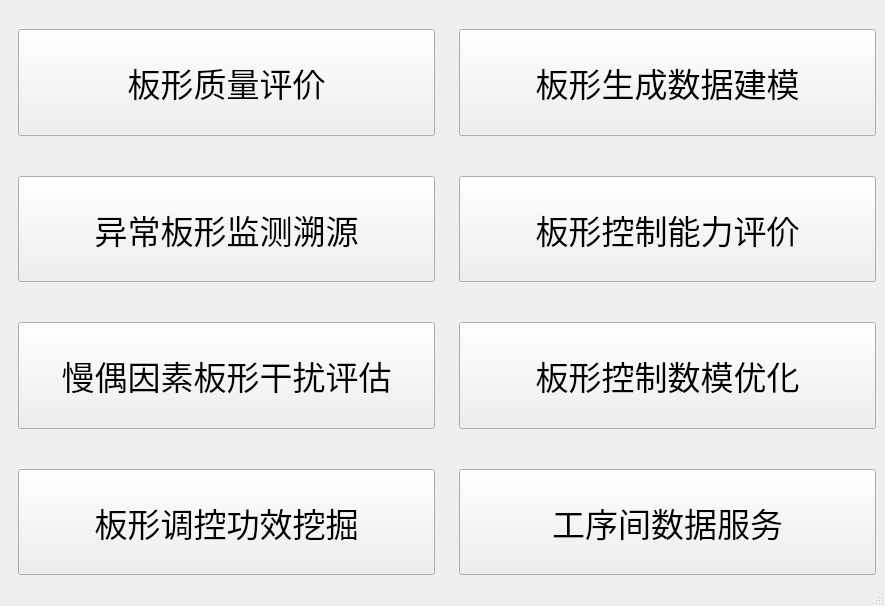
First picture: the form in 登录及主界面/ui/flatnessMainNormal.ui, repository zhanghongjia1116/flatness, before the edit.
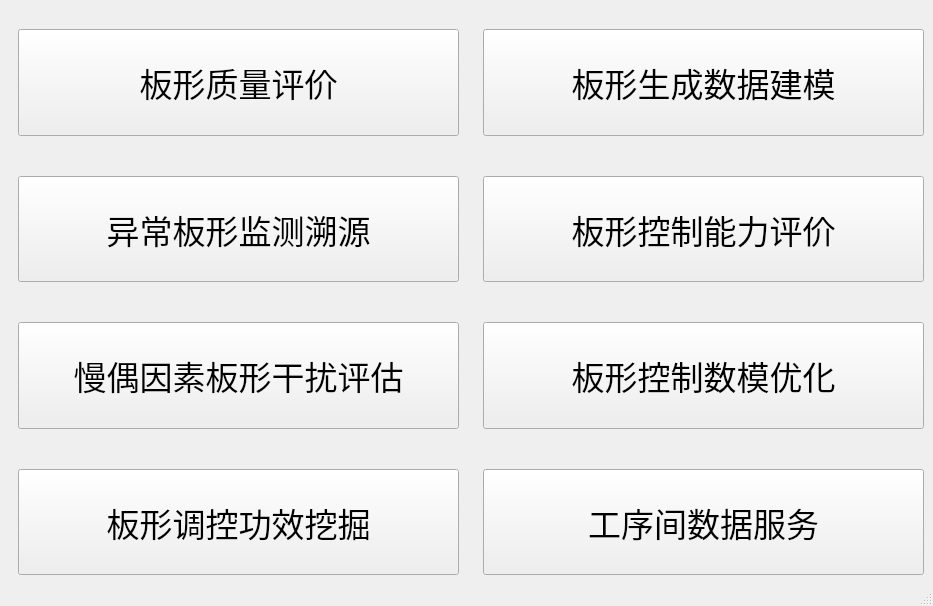
Second picture: the form after the edit. Icons and pictures are not drawn. Custom widgets are drawn as their Qt base class.

Patch:
```diff
--- a/登录及主界面/ui/flatnessMainNormal.ui
+++ b/登录及主界面/ui/flatnessMainNormal.ui
@@ -6,7 +6,7 @@
    <rect>
     <x>0</x>
     <y>0</y>
-    <width>885</width>
+    <width>933</width>
     <height>606</height>
    </rect>
   </property>
```
Left out of the diff: 31 changed lines with no effect on the pictures.
